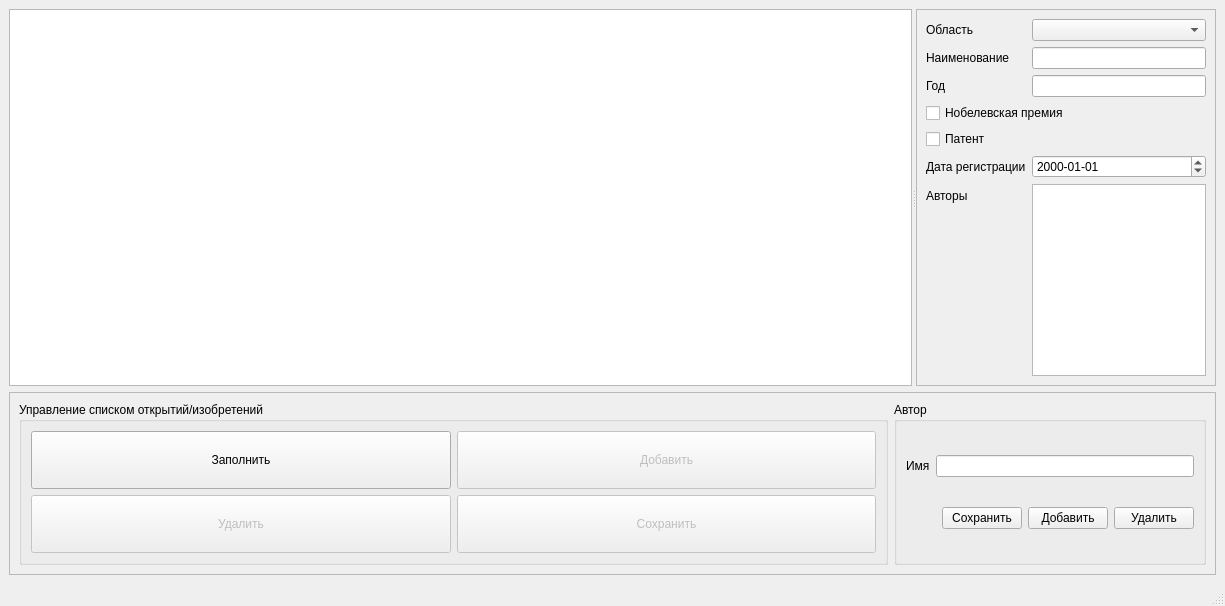
The window that C++/Qt/3labs/solutions/inventions-v3/mainwindow.ui (sirvickr/homework) describes before a commit, drawn with Qt 5.
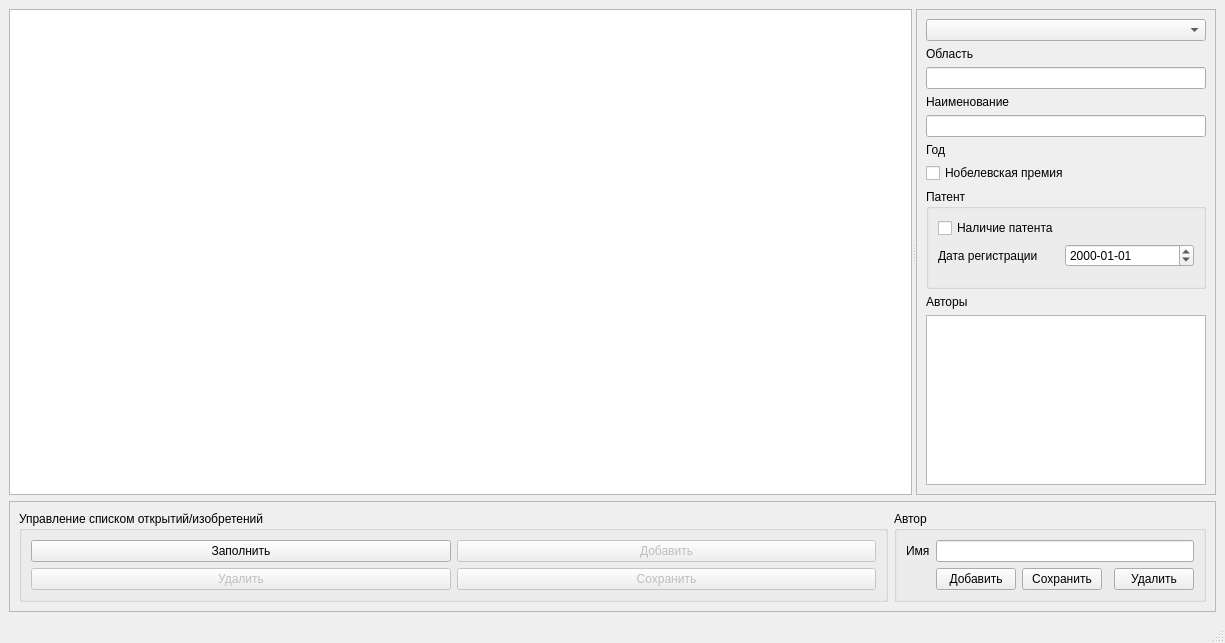
The same window after the commit.

Commit message: * Qt (3labs) -> inventions-v3: ptr-based

Patch:
```diff
--- a/C++/Qt/3labs/solutions/inventions-v3/mainwindow.ui
+++ b/C++/Qt/3labs/solutions/inventions-v3/mainwindow.ui
@@ -7,13 +7,25 @@
     <x>0</x>
     <y>0</y>
     <width>1225</width>
-    <height>606</height>
+    <height>643</height>
    </rect>
   </property>
+  <property name="minimumSize">
+   <size>
+    <width>0</width>
+    <height>550</height>
+   </size>
+  </property>
   <property name="windowTitle">
    <string>База данных открытий/изобретений</string>
   </property>
   <widget class="QWidget" name="centralwidget">
+   <property name="minimumSize">
+    <size>
+     <width>0</width>
+     <height>0</height>
+    </size>
+   </property>
    <layout class="QVBoxLayout" name="verticalLayout">
     <item>
      <widget class="QSplitter" name="splitter">
@@ -47,38 +59,38 @@
        <property name="frameShadow">
         <enum>QFrame::Raised</enum>
        </property>
-       <layout class="QFormLayout" name="formLayout">
-        <item row="0" column="0">
+       <layout class="QVBoxLayout" name="verticalLayout_2">
+        <item>
+         <widget class="QComboBox" name="cbxRealm"/>
+        </item>
+        <item>
          <widget class="QLabel" name="label">
           <property name="text">
            <string>Область</string>
           </property>
          </widget>
         </item>
-        <item row="0" column="1">
-         <widget class="QComboBox" name="cbxRealm"/>
+        <item>
+         <widget class="QLineEdit" name="txtName"/>
         </item>
-        <item row="1" column="0">
+        <item>
          <widget class="QLabel" name="label_2">
           <property name="text">
            <string>Наименование</string>
           </property>
          </widget>
         </item>
-        <item row="1" column="1">
-         <widget class="QLineEdit" name="txtName"/>
+        <item>
+         <widget class="QLineEdit" name="txtYear"/>
         </item>
-        <item row="2" column="0">
+        <item>
          <widget class="QLabel" name="label_3">
           <property name="text">
            <string>Год</string>
           </property>
          </widget>
         </item>
-        <item row="2" column="1">
-         <widget class="QLineEdit" name="txtYear"/>
-        </item>
-        <item row="3" column="0" colspan="2">
+        <item>
          <widget class="QCheckBox" name="chkAward">
           <property name="sizePolicy">
            <sizepolicy hsizetype="Expanding" vsizetype="Fixed">
@@ -94,20 +106,32 @@
           </property>
          </widget>
         </item>
-        <item row="4" column="0" colspan="2">
-         <widget class="QCheckBox" name="chkPatent">
-          <property name="sizePolicy">
-           <sizepolicy hsizetype="Expanding" vsizetype="Fixed">
-            <horstretch>0</horstretch>
-            <verstretch>0</verstretch>
-           </sizepolicy>
+        <item>
+         <widget class="QGroupBox" name="groupBox_3">
+          <property name="minimumSize">
+           <size>
+            <width>0</width>
+            <height>100</height>
+           </size>
           </property>
-          <property name="text">
+          <property name="title">
            <string>Патент</string>
           </property>
-         </widget>
-        </item>
-        <item row="5" column="0">
+          <layout class="QFormLayout" name="formLayout">
+           <item row="0" column="0">
+            <widget class="QCheckBox" name="chkPatent">
+             <property name="sizePolicy">
+              <sizepolicy hsizetype="Expanding" vsizetype="Fixed">
+               <horstretch>0</horstretch>
+               <verstretch>0</verstretch>
+              </sizepolicy>
+             </property>
+             <property name="text">
+              <string>Наличие патента</string>
+             </property>
+            </widget>
+           </item>
+           <item row="1" column="0">
          <widget class="QLabel" name="lblPatentReg">
           <property name="enabled">
            <bool>true</bool>
@@ -117,7 +141,7 @@
           </property>
          </widget>
         </item>
-        <item row="5" column="1">
+           <item row="1" column="1">
          <widget class="QDateEdit" name="datPatentReg">
           <property name="enabled">
            <bool>true</bool>
@@ -134,15 +158,25 @@
           </property>
          </widget>
         </item>
-        <item row="6" column="0">
+          </layout>
+         </widget>
+        </item>
+        <item>
          <widget class="QLabel" name="label_4">
           <property name="text">
            <string>Авторы</string>
           </property>
          </widget>
         </item>
-        <item row="6" column="1">
-         <widget class="QListWidget" name="lstAutors"/>
+        <item>
+         <widget class="QListWidget" name="lstAutors">
+          <property name="minimumSize">
+           <size>
+            <width>0</width>
+            <height>50</height>
+           </size>
+          </property>
+         </widget>
         </item>
        </layout>
       </widget>
@@ -268,19 +302,6 @@
           <item row="0" column="1" colspan="4">
            <widget class="QLineEdit" name="txtAuthor"/>
           </item>
-          <item row="1" column="3">
-           <widget class="QPushButton" name="btnAddAuthor">
-            <property name="sizePolicy">
-             <sizepolicy hsizetype="Fixed" vsizetype="Fixed">
-              <horstretch>0</horstretch>
-              <verstretch>0</verstretch>
-             </sizepolicy>
-            </property>
-            <property name="text">
-             <string>Добавить</string>
-            </property>
-           </widget>
-          </item>
           <item row="1" column="2">
            <widget class="QPushButton" name="btnSaveAuthor">
             <property name="sizePolicy">
@@ -294,6 +315,19 @@
             </property>
            </widget>
           </item>
+          <item row="1" column="1">
+           <widget class="QPushButton" name="btnAddAuthor">
+            <property name="sizePolicy">
+             <sizepolicy hsizetype="Fixed" vsizetype="Fixed">
+              <horstretch>0</horstretch>
+              <verstretch>0</verstretch>
+             </sizepolicy>
+            </property>
+            <property name="text">
+             <string>Добавить</string>
+            </property>
+           </widget>
+          </item>
          </layout>
         </widget>
        </item>
```
Lines whose indentation alone changed are shown as unchanged. The commit also changes 2 other files.
